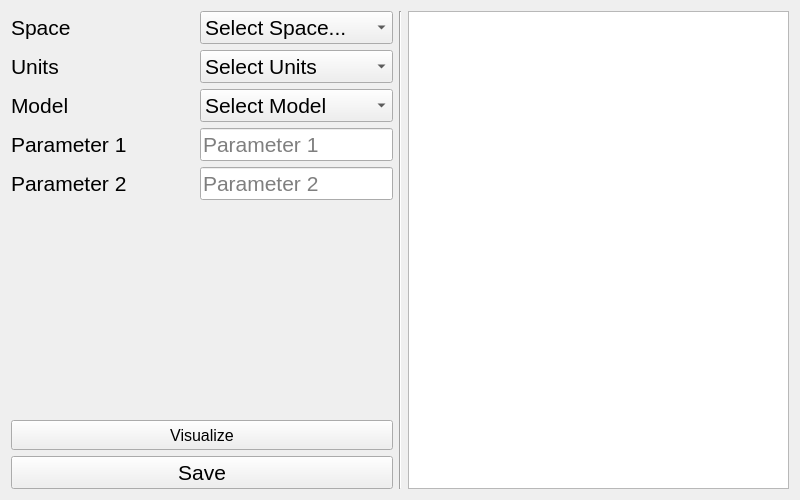
Old version of the form widget.ui in the repository aligoodarz/simpleDialogUsingForms.
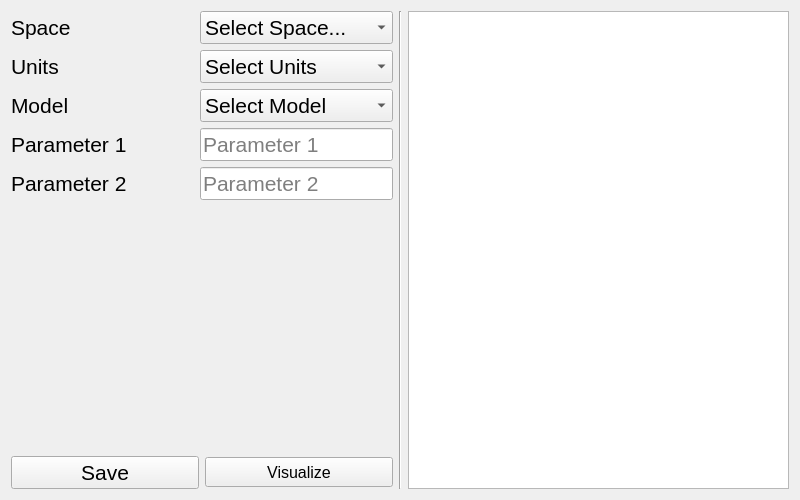
New version of the form. Custom widgets are drawn as their Qt base class.

Commit message: Deleted extra

Diff of the .ui file:
```diff
--- a/widget.ui
+++ b/widget.ui
@@ -266,6 +266,23 @@
         </spacer>
        </item>
        <item>
+        <layout class="QHBoxLayout" name="horizontalLayout_5">
+         <property name="topMargin">
+          <number>0</number>
+         </property>
+         <item>
+          <widget class="QPushButton" name="saveButton">
+           <property name="font">
+            <font>
+             <pointsize>16</pointsize>
+            </font>
+           </property>
+           <property name="text">
+            <string>Save</string>
+           </property>
+          </widget>
+         </item>
+         <item>
         <widget class="QPushButton" name="visulizeButton">
          <property name="sizePolicy">
           <sizepolicy hsizetype="Minimum" vsizetype="Fixed">
@@ -289,20 +306,7 @@
          </property>
         </widget>
        </item>
-       <item>
-        <layout class="QHBoxLayout" name="horizontalLayout_5"/>
-       </item>
-       <item>
-        <widget class="QPushButton" name="saveButton">
-         <property name="font">
-          <font>
-           <pointsize>16</pointsize>
-          </font>
-         </property>
-         <property name="text">
-          <string>Save</string>
-         </property>
-        </widget>
+        </layout>
        </item>
       </layout>
      </item>
```
Lines whose indentation alone changed are shown as unchanged. The commit also changes 1 other file.
